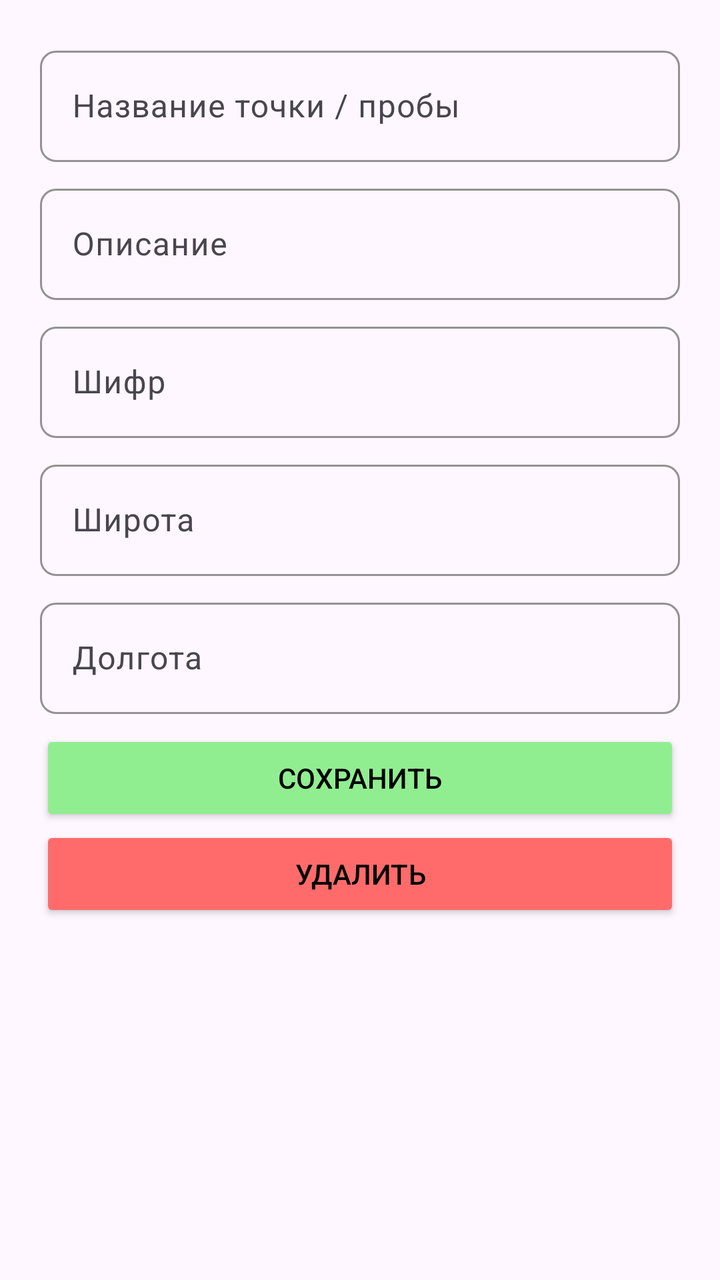
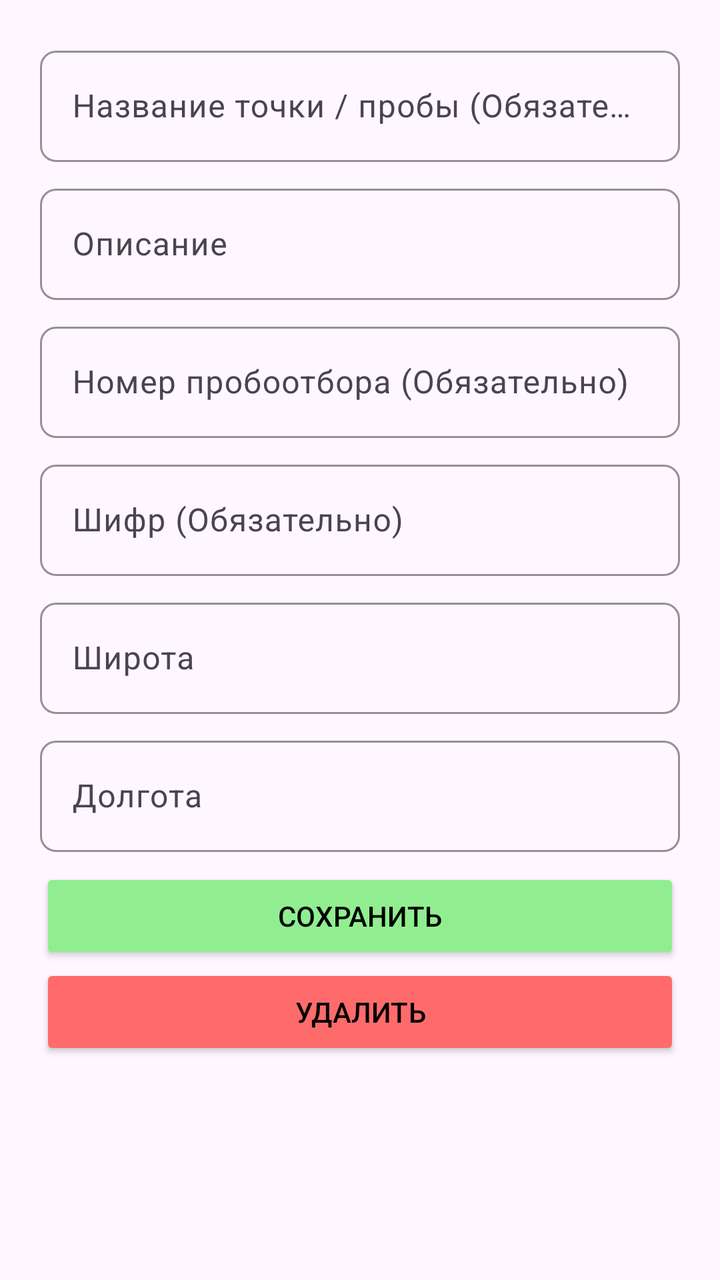

Screens rendered from an Android XML layout before and after an edit, with the pre-edit source and the edit as a unified diff.
<!-- AndroidManifest.xml: application theme Theme.MapApp -->
<!-- res/layout/marker_bottom_sheet.xml -->
<?xml version="1.0" encoding="utf-8"?>
<LinearLayout xmlns:android="http://schemas.android.com/apk/res/android"
    xmlns:app="http://schemas.android.com/apk/res-auto"
    android:orientation="vertical"
    android:padding="20dp"
    android:layout_width="match_parent"
    android:layout_height="wrap_content">


    <com.google.android.material.textfield.TextInputLayout
        android:layout_width="match_parent"
        android:layout_height="wrap_content"
        android:layout_marginBottom="8dp"
        android:hint="Название точки / пробы"
        app:boxBackgroundMode="outline"
        app:boxCornerRadiusTopStart="8dp"
        app:boxCornerRadiusTopEnd="8dp"
        app:boxCornerRadiusBottomStart="8dp"
        app:boxCornerRadiusBottomEnd="8dp"
        app:boxStrokeColor="#90EE90"
        app:hintTextColor="#50C878">

        <com.google.android.material.textfield.TextInputEditText
            android:id="@+id/title_edit"
            android:layout_width="match_parent"
            android:layout_height="wrap_content"
            android:inputType="textCapSentences"
            android:textColor="#000000" />
    </com.google.android.material.textfield.TextInputLayout>

    <com.google.android.material.textfield.TextInputLayout
        android:layout_width="match_parent"
        android:layout_height="wrap_content"
        android:layout_marginBottom="8dp"
        android:hint="Описание"
        app:boxBackgroundMode="outline"
        app:boxCornerRadiusTopStart="8dp"
        app:boxCornerRadiusTopEnd="8dp"
        app:boxCornerRadiusBottomStart="8dp"
        app:boxCornerRadiusBottomEnd="8dp"
        app:boxStrokeColor="#90EE90"
        app:hintTextColor="#50C878">

        <com.google.android.material.textfield.TextInputEditText
            android:id="@+id/description_edit"
            android:layout_width="match_parent"
            android:layout_height="wrap_content"
            android:inputType="textCapSentences"
            android:textColor="#000000" />
    </com.google.android.material.textfield.TextInputLayout>

    <com.google.android.material.textfield.TextInputLayout
        android:layout_width="match_parent"
        android:layout_height="wrap_content"
        android:layout_marginBottom="8dp"
        android:hint="Шифр"
        app:boxBackgroundMode="outline"
        app:boxCornerRadiusTopStart="8dp"
        app:boxCornerRadiusTopEnd="8dp"
        app:boxCornerRadiusBottomStart="8dp"
        app:boxCornerRadiusBottomEnd="8dp"
        app:boxStrokeColor="#90EE90"
        app:hintTextColor="#50C878">

        <com.google.android.material.textfield.TextInputEditText
            android:id="@+id/code_edit"
            android:layout_width="match_parent"
            android:layout_height="wrap_content"
            android:inputType="textCapSentences"
            android:textColor="#000000" />
    </com.google.android.material.textfield.TextInputLayout>

    <com.google.android.material.textfield.TextInputLayout
        android:layout_width="match_parent"
        android:layout_height="wrap_content"
        android:layout_marginBottom="8dp"
        android:hint="Широта"
        app:boxBackgroundMode="outline"
        app:boxCornerRadiusTopStart="8dp"
        app:boxCornerRadiusTopEnd="8dp"
        app:boxCornerRadiusBottomStart="8dp"
        app:boxCornerRadiusBottomEnd="8dp"
        app:boxStrokeColor="#90EE90"
        app:hintTextColor="#50C878">

        <com.google.android.material.textfield.TextInputEditText
            android:id="@+id/latitude_edit"
            android:layout_width="match_parent"
            android:layout_height="wrap_content"
            android:inputType="textCapSentences"
            android:textColor="#000000" />
    </com.google.android.material.textfield.TextInputLayout>

    <com.google.android.material.textfield.TextInputLayout
        android:layout_width="match_parent"
        android:layout_height="wrap_content"
        android:layout_marginBottom="8dp"
        android:hint="Долгота"
        app:boxBackgroundMode="outline"
        app:boxCornerRadiusTopStart="8dp"
        app:boxCornerRadiusTopEnd="8dp"
        app:boxCornerRadiusBottomStart="8dp"
        app:boxCornerRadiusBottomEnd="8dp"
        app:boxStrokeColor="#90EE90"
        app:hintTextColor="#50C878">

        <com.google.android.material.textfield.TextInputEditText
            android:id="@+id/longitude_edit"
            android:layout_width="match_parent"
            android:layout_height="wrap_content"
            android:inputType="textCapSentences"
            android:textColor="#000000" />
    </com.google.android.material.textfield.TextInputLayout>

    <Button
        android:id="@+id/save_button"
        android:text="Сохранить"
        android:backgroundTint="#90EE90"
        android:textColor="#000000"
        app:shapeAppearanceOverlay="@style/LessRoundedButton"
        app:strokeColor="#50C878"
        app:strokeWidth="2dp"
        android:layout_width="match_parent"
        android:layout_height="wrap_content"
        />

    <Button
        android:id="@+id/delete_button"
        android:text="Удалить"
        android:backgroundTint="#FF6B6B"
        android:textColor="#000000"
        app:shapeAppearanceOverlay="@style/LessRoundedButton"
        app:strokeColor="#D14848"
        app:strokeWidth="2dp"
        android:layout_width="match_parent"
        android:layout_height="wrap_content"/>

</LinearLayout>
<!-- resources referenced by this layout -->
<resources>
  <style name="LessRoundedButton" parent="">
          <item name="cornerSize">8dp</item>
      </style>
  <style name="Theme.MapApp" parent="Base.Theme.MapApp">
          <item name="colorPrimary">@color/primary_green</item>
          <item name="colorPrimaryVariant">@color/primary_dark_green</item>
          <item name="colorOnPrimary">@color/white</item>
  
          <item name="colorSecondary">@color/accent_light</item>
          <item name="colorSecondaryVariant">@color/primary_green</item>
          <item name="colorOnSecondary">@color/black</item>
  
          <item name="android:statusBarColor">@color/primary_dark_green</item>
      </style>
  <style name="Base.Theme.MapApp" parent="Theme.Material3.DayNight.NoActionBar">
          
          
      </style>
  <color name="primary_green">#50C878</color>
  <color name="primary_dark_green">#3e9c5d</color>
  <color name="white">#FFFFFFFF</color>
  <color name="accent_light">#90EE90</color>
  <color name="black">#FF000000</color>
</resources>

<!-- the commit's change to res/layout/marker_bottom_sheet.xml (unified diff, before → after) -->
@@ -11,7 +11,7 @@
         android:layout_width="match_parent"
         android:layout_height="wrap_content"
         android:layout_marginBottom="8dp"
-        android:hint="Название точки / пробы"
+        android:hint="Название точки / пробы (Обязательно)"
         app:boxBackgroundMode="outline"
         app:boxCornerRadiusTopStart="8dp"
         app:boxCornerRadiusTopEnd="8dp"
@@ -48,12 +48,32 @@
             android:inputType="textCapSentences"
             android:textColor="#000000" />
     </com.google.android.material.textfield.TextInputLayout>
+    <com.google.android.material.textfield.TextInputLayout
+        android:layout_width="match_parent"
+        android:layout_height="wrap_content"
+        android:layout_marginBottom="8dp"
+        android:hint="Номер пробоотбора (Обязательно)"
+        app:boxBackgroundMode="outline"
+        app:boxCornerRadiusTopStart="8dp"
+        app:boxCornerRadiusTopEnd="8dp"
+        app:boxCornerRadiusBottomStart="8dp"
+        app:boxCornerRadiusBottomEnd="8dp"
+        app:boxStrokeColor="#90EE90"
+        app:hintTextColor="#50C878">
+
+        <com.google.android.material.textfield.TextInputEditText
+            android:id="@+id/samplingId_edit"
+            android:layout_width="match_parent"
+            android:layout_height="wrap_content"
+            android:inputType="textCapSentences"
+            android:textColor="#000000" />
+    </com.google.android.material.textfield.TextInputLayout>
 
     <com.google.android.material.textfield.TextInputLayout
         android:layout_width="match_parent"
         android:layout_height="wrap_content"
         android:layout_marginBottom="8dp"
-        android:hint="Шифр"
+        android:hint="Шифр (Обязательно)"
         app:boxBackgroundMode="outline"
         app:boxCornerRadiusTopStart="8dp"
         app:boxCornerRadiusTopEnd="8dp"
